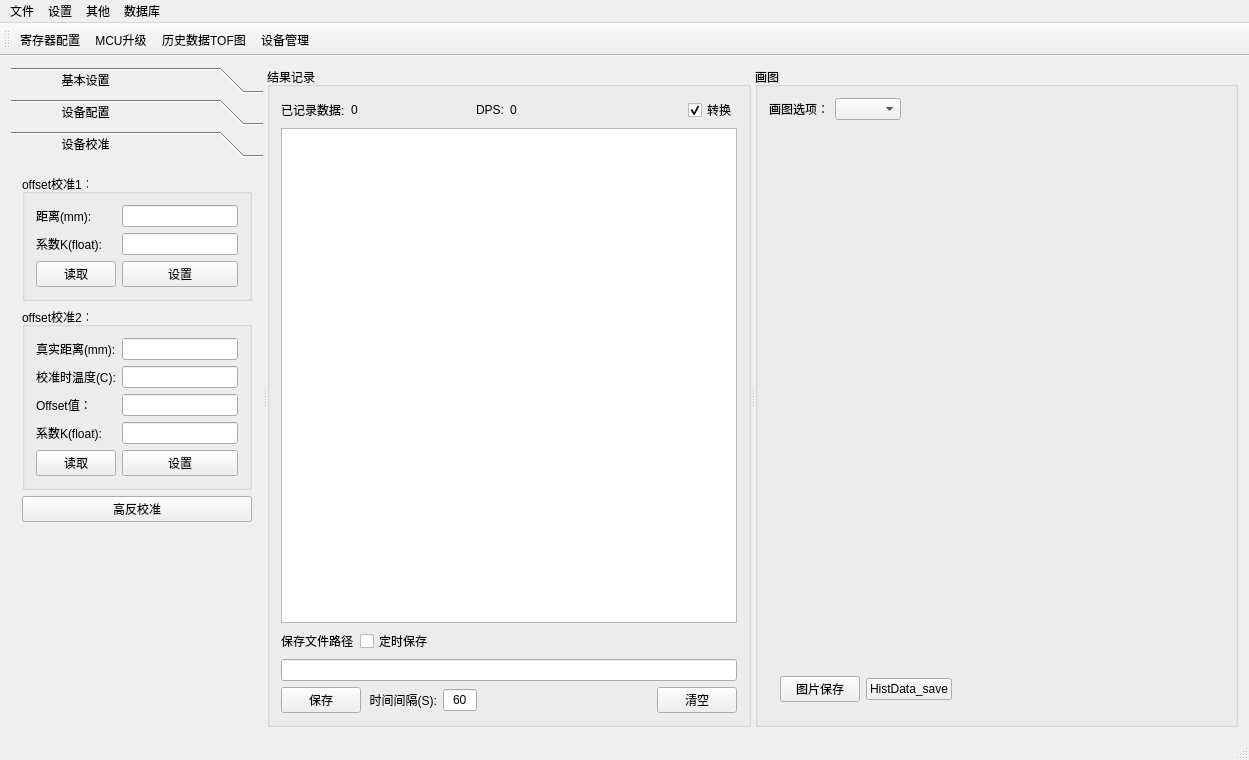
First picture: the form in mainwindow.ui, repository heathen557/vi4300, before the edit.
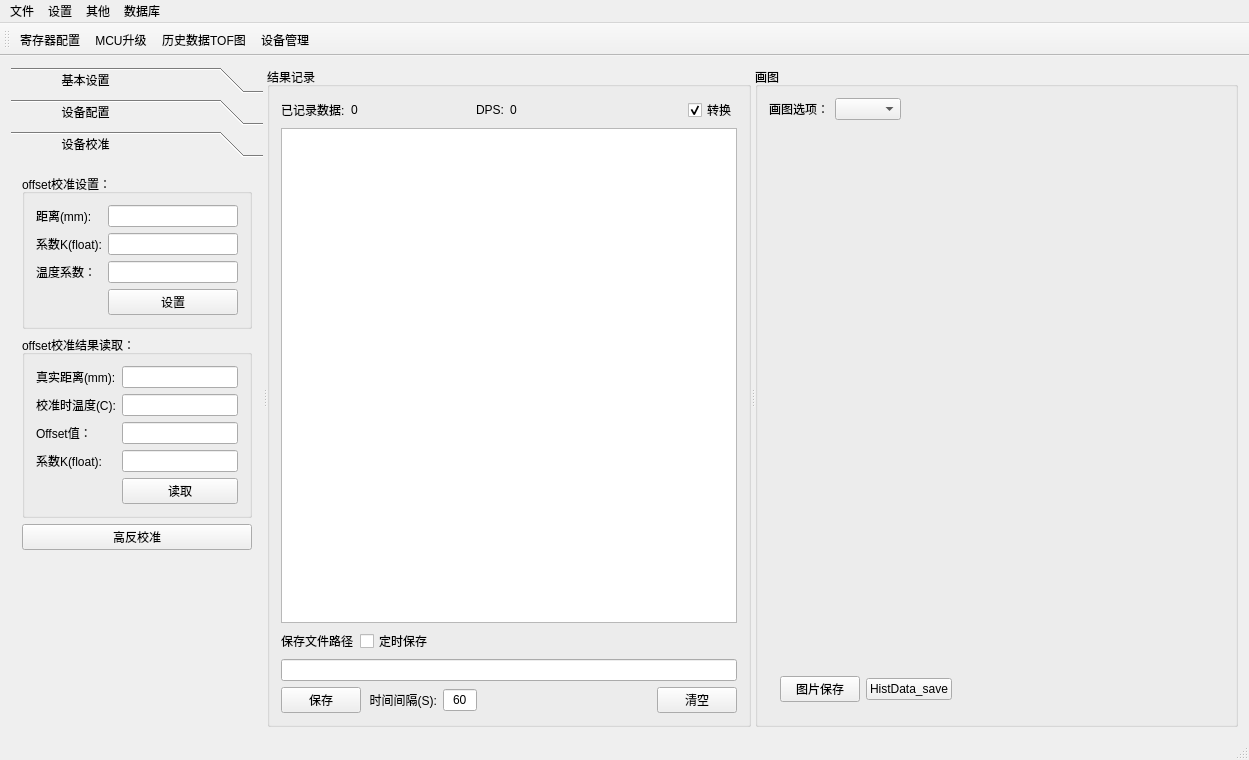
Second picture: the form after the edit. The open tabs and pages were chosen to show the change. Icons and pictures are not drawn. Custom widgets are drawn as their Qt base class.

```diff
--- a/mainwindow.ui
+++ b/mainwindow.ui
@@ -668,7 +668,7 @@
          <item row="0" column="0">
           <widget class="QGroupBox" name="groupBox_9">
            <property name="title">
-            <string>offset校准1：</string>
+            <string>offset校准设置：</string>
            </property>
            <layout class="QGridLayout" name="gridLayout_9">
             <item row="0" column="0">
@@ -693,20 +693,23 @@
               <item row="1" column="1">
                <widget class="QLineEdit" name="K1_lineEdit"/>
               </item>
-              <item row="2" column="0">
-               <widget class="QPushButton" name="calibration_read_pushButton">
-                <property name="text">
-                 <string>读取</string>
-                </property>
-               </widget>
-              </item>
-              <item row="2" column="1">
+              <item row="3" column="1">
                <widget class="QPushButton" name="calibration_pushButton">
                 <property name="text">
                  <string>设置</string>
                 </property>
                </widget>
               </item>
+              <item row="2" column="0">
+               <widget class="QLabel" name="label_26">
+                <property name="text">
+                 <string>温度系数：</string>
+                </property>
+               </widget>
+              </item>
+              <item row="2" column="1">
+               <widget class="QLineEdit" name="tempture_k_lineEdit"/>
+              </item>
              </layout>
             </item>
            </layout>
@@ -715,7 +718,7 @@
          <item row="1" column="0">
           <widget class="QGroupBox" name="groupBox_11">
            <property name="title">
-            <string>offset校准2：</string>
+            <string>offset校准结果读取：</string>
            </property>
            <layout class="QGridLayout" name="gridLayout_16">
             <item row="0" column="0">
@@ -768,17 +771,10 @@
               <item row="3" column="1">
                <widget class="QLineEdit" name="K2_lineEdit"/>
               </item>
-              <item row="4" column="0">
-               <widget class="QPushButton" name="calibration_read2_pushButton">
-                <property name="text">
-                 <string>读取</string>
-                </property>
-               </widget>
-              </item>
               <item row="4" column="1">
-               <widget class="QPushButton" name="calibration_set2_pushButton">
+               <widget class="QPushButton" name="calibration_read_pushButton">
                 <property name="text">
-                 <string>设置</string>
+                 <string>读取</string>
                 </property>
                </widget>
               </item>
```
Left out of the diff: 130 changed lines with no effect on the pictures.
